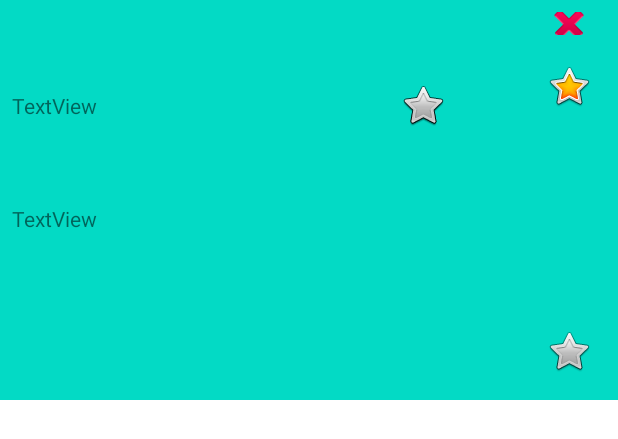
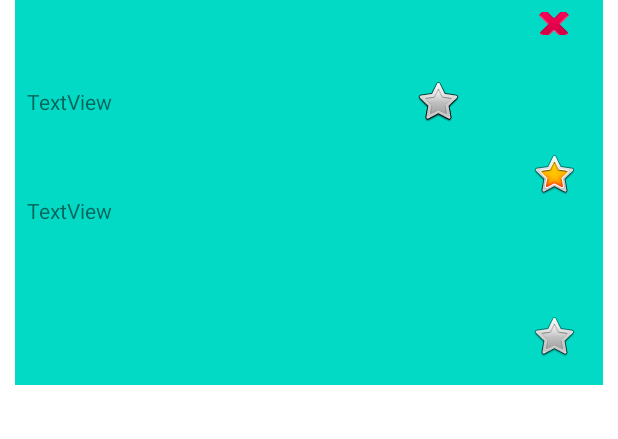
Before and after one commit to JuniaIsenAndroid2023-ELI/CineCollect, an Android app: the layout fragment_item.xml on its own in the app's theme, with its tools: preview values and no code run, on a phone screen of 412 x 824 dp. Shown: the top 439 px of the screen. Run offline under Robolectric (Android 15) with nearby library versions, the phone set to English and light mode, and no system bars.

Commit message:
updated xml

```diff
--- a/app/src/main/res/layout/fragment_item.xml
+++ b/app/src/main/res/layout/fragment_item.xml
@@ -4,6 +4,10 @@
     xmlns:app="http://schemas.android.com/apk/res-auto"
     xmlns:tools="http://schemas.android.com/tools"
     android:layout_width="match_parent"
+    android:paddingTop="0dp"
+    android:paddingRight="10dp"
+    android:paddingLeft="10dp"
+    android:paddingBottom="10dp"
     android:layout_height="400px">
 
     <ImageView
@@ -61,6 +65,7 @@
         android:layout_marginEnd="8dp"
         android:background="@android:color/transparent"
         android:src="@android:drawable/btn_star_big_on"
+        app:layout_constraintBottom_toTopOf="@+id/filmDislikeButton"
         app:layout_constraintEnd_toEndOf="parent"
         app:layout_constraintTop_toTopOf="parent" />
 
```
Also changed, not shown: app/src/main/res/layout/user_film_list.xml (+5 -5 lines).
